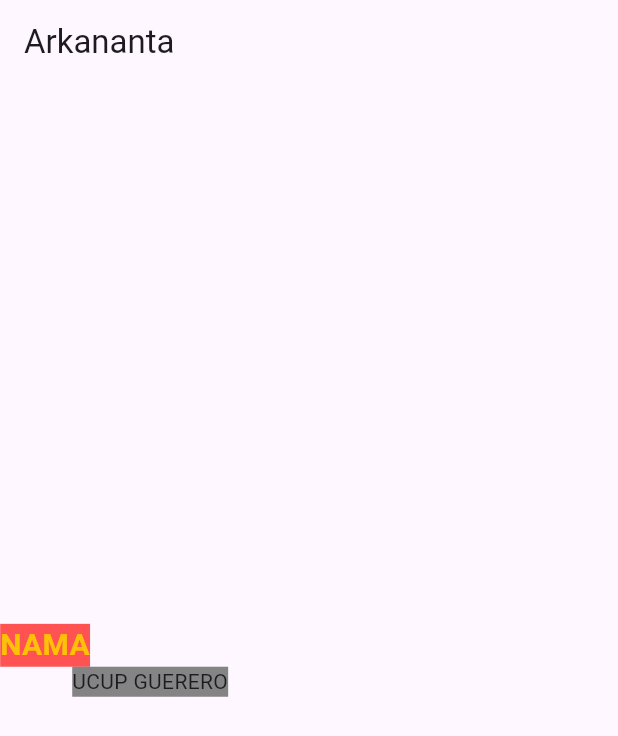
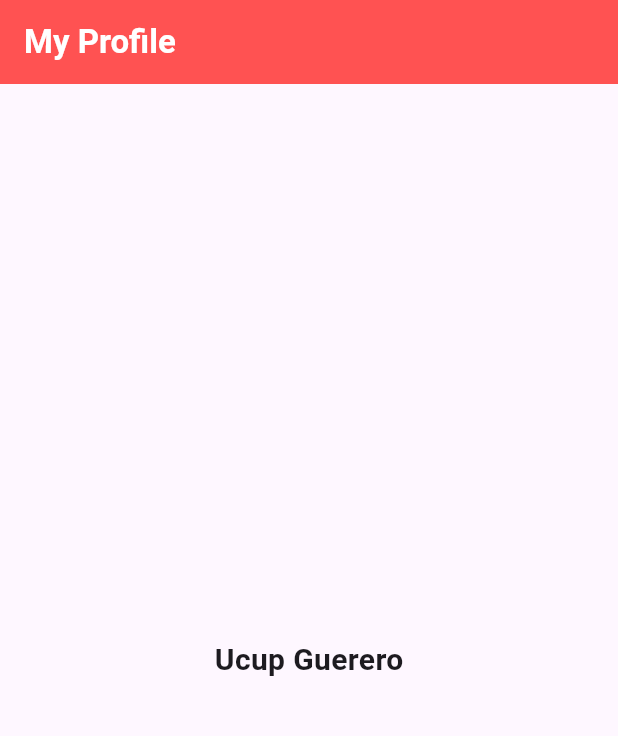
Before and after one commit to arkaa29/flutter_profile_card, a Flutter app: the screen it shows after launch, on a phone screen of 412 x 824 dp. Shown: the top 736 px of the screen. Run offline on Flutter 3.47's test engine with Material 3 defaults, Android fonts, the phone set to English and light mode, and no system bars; Roboto replaces fonts that are missing (Poppins).

Commit message:
belajar row column

```diff
--- a/lib/main.dart
+++ b/lib/main.dart
@@ -2,5 +2,17 @@ import 'package:flutter/material.dart';
 import 'package:flutter_application_1/profile.dart';
 
 void main() {
-  runApp(ProfileCard());
+  runApp(MainPage());
 }
+
+class MainPage extends StatelessWidget {
+  const MainPage({super.key});
+
+  @override
+  Widget build(BuildContext context) {
+    return MaterialApp(
+      home: ProfileCard(),
+      debugShowCheckedModeBanner: false,
+    );
+  }
+}
--- a/lib/profile.dart
+++ b/lib/profile.dart
@@ -5,50 +5,33 @@ class ProfileCard extends StatelessWidget {
 
   @override
   Widget build(BuildContext context) {
-    return MaterialApp(
-      home: Scaffold(
-        appBar: AppBar(
-          title: Text('Arkananta'),
+    return Scaffold(
+      appBar: AppBar(
+        backgroundColor: Colors.redAccent,
+        title: const Text(
+          'My Profile',
+          style: TextStyle(
+            color: Colors.white,
+            fontWeight: FontWeight.bold,
+          ),
         ),
-        /**
-         * ROW dan COLUM BISA MEMILIKI BANYAK WIDGET
-         * ROW ITU KE SAMPING
-         * COLUM ITU KEBAWAH
-         */
-        body: Column(
+      ),
+      body:  Center(
+        child: Column(
           mainAxisAlignment: MainAxisAlignment.center,
-          crossAxisAlignment: CrossAxisAlignment.center,
-          children: <Widget>[
-            SizedBox(
-              width: 200,
-              child: Container(
-                child: Text(
-                  'NAMA',
-                  style: TextStyle(
-                    color: Colors.amber,
-                    fontSize: 20.0,
-                    fontWeight: FontWeight.bold,
-                    backgroundColor: Colors.redAccent,
-                    fontFamily: 'Poppins', // harus ada font nya
-                  ),
-                ),
-              ),
-            ),
+          children: [
             Text(
-              'UCUP GUERERO',
-              style: TextStyle(
-                backgroundColor: Color.fromARGB(
-                200,
-                100,
-                100,
-                100,
-                )
-              ),
-            ),
+              'Ucup Guerero',
+              style: TextStyle(fontSize: 20, fontWeight: FontWeight.bold,),),
+              Row(
+                children: <Widget>[
+                  Column(),
+                  Column(),
+                ],
+              )
           ],
         ),
       ),
-      debugShowCheckedModeBanner: false,
     );
   }
 }
```
